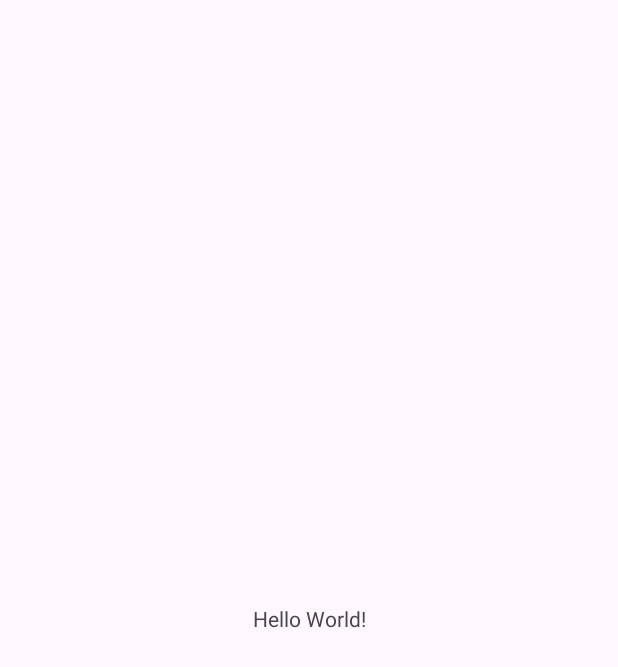
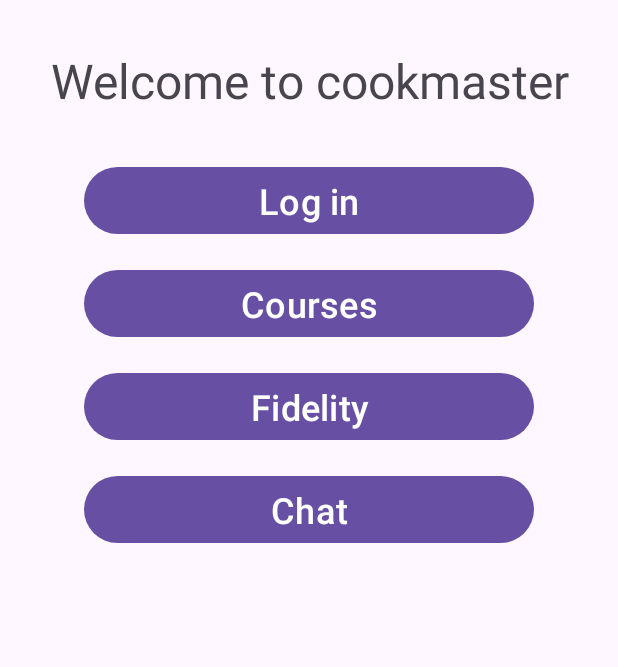
Before and after one commit to Trevodorax/cook-master, an Android app: the screen it shows after launch (MainActivity), on a phone screen of 412 x 824 dp. Before the commit the part shown is almost empty. Shown: the top 667 px of the screen. Run offline under Robolectric (Android 15) with nearby library versions, the phone set to English and light mode, and no system bars.

Commit message:
54: create basic pages for all features pof the app

```diff
--- a/cookmasterandroid/app/src/main/java/gaudeaux/paul/cookmasterandroid/MainActivity.java
+++ b/cookmasterandroid/app/src/main/java/gaudeaux/paul/cookmasterandroid/MainActivity.java
@@ -2,13 +2,44 @@ package gaudeaux.paul.cookmasterandroid;
 
 import androidx.appcompat.app.AppCompatActivity;
 
+import android.content.Intent;
 import android.os.Bundle;
+import android.widget.Button;
 
 public class MainActivity extends AppCompatActivity {
+    Button loginButton;
+    Button coursesButton;
+    Button fidelityButton;
+    Button chatButton;
 
     @Override
     protected void onCreate(Bundle savedInstanceState) {
         super.onCreate(savedInstanceState);
         setContentView(R.layout.activity_main);
+
+        this.loginButton = findViewById(R.id.loginButton);
+        this.coursesButton = findViewById(R.id.coursesButton);
+        this.fidelityButton = findViewById(R.id.fidelityButton);
+        this.chatButton = findViewById(R.id.chatButton);
+
+        this.loginButton.setOnClickListener(v -> {
+            Intent loginActivity = new Intent(MainActivity.this, LoginActivity.class);
+            startActivity(loginActivity);
+        });
+
+        this.coursesButton.setOnClickListener(v -> {
+            Intent coursesActivity = new Intent(MainActivity.this, CoursesActivity.class);
+            startActivity(coursesActivity);
+        });
+
+        this.fidelityButton.setOnClickListener(v -> {
+            Intent fidelityActivity = new Intent(MainActivity.this, FidelityActivity.class);
+            startActivity(fidelityActivity);
+        });
+
+        this.chatButton.setOnClickListener(v -> {
+            Intent conversationsActivity = new Intent(MainActivity.this, ConversationsActivity.class);
+            startActivity(conversationsActivity);
+        });
     }
 }
--- a/cookmasterandroid/app/src/main/res/layout/activity_main.xml
+++ b/cookmasterandroid/app/src/main/res/layout/activity_main.xml
@@ -1,18 +1,47 @@
 <?xml version="1.0" encoding="utf-8"?>
-<androidx.constraintlayout.widget.ConstraintLayout xmlns:android="http://schemas.android.com/apk/res/android"
+<LinearLayout xmlns:android="http://schemas.android.com/apk/res/android"
     xmlns:app="http://schemas.android.com/apk/res-auto"
     xmlns:tools="http://schemas.android.com/tools"
     android:layout_width="match_parent"
     android:layout_height="match_parent"
+    android:orientation="vertical"
     tools:context=".MainActivity">
-
     <TextView
-        android:layout_width="wrap_content"
+        android:layout_width="fill_parent"
         android:layout_height="wrap_content"
-        android:text="Hello World!"
-        app:layout_constraintBottom_toBottomOf="parent"
-        app:layout_constraintEnd_toEndOf="parent"
-        app:layout_constraintStart_toStartOf="parent"
-        app:layout_constraintTop_toTopOf="parent" />
-
-</androidx.constraintlayout.widget.ConstraintLayout>
+        android:layout_margin="32dp"
+        android:textAlignment="center"
+        android:textSize="32sp"
+        android:text="Welcome to cookmaster" />
+   <Button
+       android:layout_width="300dp"
+       android:layout_gravity="center"
+       android:textSize="24sp"
+       android:layout_height="wrap_content"
+       android:text="Log in"
+       android:id="@+id/loginButton"/>
+    <Button
+        android:layout_width="300dp"
+        android:layout_gravity="center"
+        android:textSize="24sp"
+        android:layout_height="wrap_content"
+        android:layout_marginTop="16dp"
+        android:text="Courses"
+        android:id="@+id/coursesButton"/>
+    <Button
+        android:layout_width="300dp"
+        android:layout_gravity="center"
+        android:textSize="24sp"
+        android:layout_marginTop="16dp"
+        android:layout_height="wrap_content"
+        android:text="Fidelity"
+        android:id="@+id/fidelityButton"/>
+    <Button
+        android:layout_width="300dp"
+        android:layout_gravity="center"
+        android:textSize="24sp"
+        android:layout_marginTop="16dp"
+        android:layout_height="wrap_content"
+        android:text="Chat"
+        android:id="@+id/chatButton"/>
+</LinearLayout>
```
Also changed, not shown: cookmasterandroid/app/src/main/AndroidManifest.xml (+21 -0 lines), cookmasterandroid/app/src/main/java/gaudeaux/paul/cookmasterandroid/ChatActivity.java (added, +14 -0 lines), cookmasterandroid/app/src/main/java/gaudeaux/paul/cookmasterandroid/ConversationsActivity.java (added, +14 -0 lines), cookmasterandroid/app/src/main/java/gaudeaux/paul/cookmasterandroid/Course.java (added, +29 -0 lines), cookmasterandroid/app/src/main/java/gaudeaux/paul/cookmasterandroid/CourseActivity.java (added, +24 -0 lines), cookmasterandroid/app/src/main/java/gaudeaux/paul/cookmasterandroid/CourseAdapter.java (added, +54 -0 lines), cookmasterandroid/app/src/main/java/gaudeaux/paul/cookmasterandroid/CoursesActivity.java (added, +52 -0 lines), cookmasterandroid/app/src/main/java/gaudeaux/paul/cookmasterandroid/FidelityActivity.java (added, +14 -0 lines), cookmasterandroid/app/src/main/java/gaudeaux/paul/cookmasterandroid/LessonActivity.java (added, +14 -0 lines), cookmasterandroid/app/src/main/java/gaudeaux/paul/cookmasterandroid/LoginActivity.java (added, +42 -0 lines), cookmasterandroid/app/src/main/res/layout/activity_chat.xml (added, +16 -0 lines), cookmasterandroid/app/src/main/res/layout/activity_conversations.xml (added, +16 -0 lines), cookmasterandroid/app/src/main/res/layout/activity_course.xml (added, +17 -0 lines), cookmasterandroid/app/src/main/res/layout/activity_courses.xml (added, +20 -0 lines), 4 more files.
